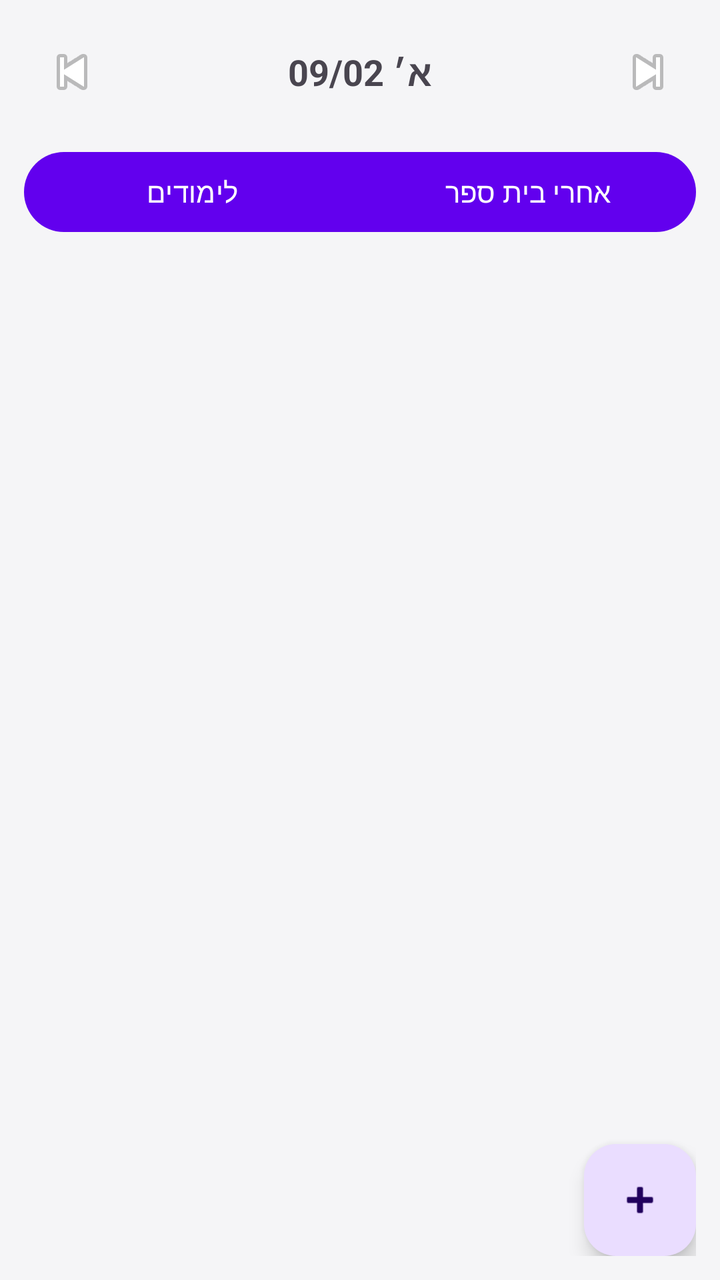
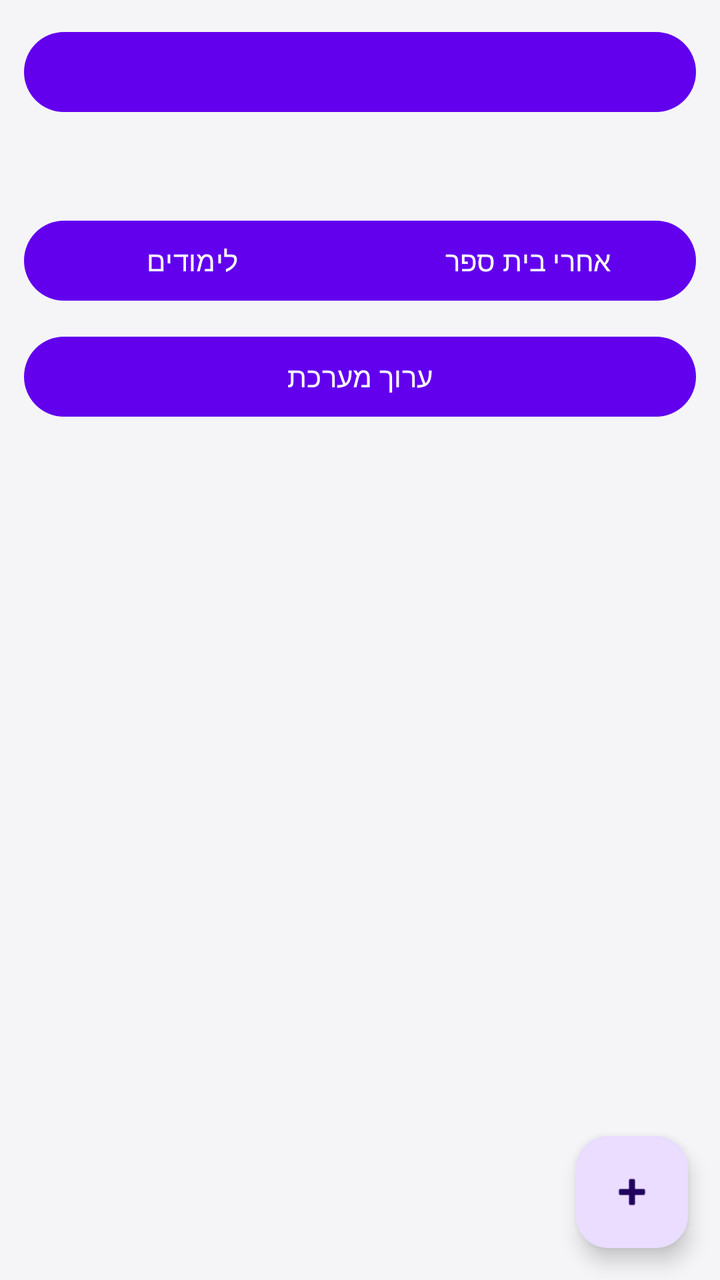

Before-and-after screenshots of an Android layout around one commit, followed by the original layout XML and the change that was made.
<!-- AndroidManifest.xml: application theme Theme.MyScheduleApp20 -->
<!-- res/layout/activity_weekly_schedule.xml -->
<?xml version="1.0" encoding="utf-8"?>
<LinearLayout xmlns:android="http://schemas.android.com/apk/res/android"
    xmlns:app="http://schemas.android.com/apk/res-auto"
    android:layout_width="match_parent"
    android:layout_height="match_parent"
    android:orientation="vertical"
    android:padding="12dp">

    
    <LinearLayout
        android:layout_width="match_parent"
        android:layout_height="wrap_content"
        android:orientation="horizontal"
        android:gravity="center_vertical">

        <ImageButton
            android:id="@+id/btnPrevDay"
            android:layout_width="48dp"
            android:layout_height="48dp"
            android:background="?attr/selectableItemBackgroundBorderless"
            android:contentDescription="Previous day"
            android:src="@android:drawable/ic_media_previous"/>

        <TextView
            android:id="@+id/tvDayTitle"
            android:layout_width="0dp"
            android:layout_height="wrap_content"
            android:layout_weight="1"
            android:gravity="center"
            android:text="א׳ 09/02"
            android:textSize="18sp"
            android:textStyle="bold" />

        <ImageButton
            android:id="@+id/btnNextDay"
            android:layout_width="48dp"
            android:layout_height="48dp"
            android:background="?attr/selectableItemBackgroundBorderless"
            android:contentDescription="Next day"
            android:src="@android:drawable/ic_media_next" />
    </LinearLayout>

    
    <com.google.android.material.button.MaterialButtonToggleGroup
        android:id="@+id/toggleGroup"
        android:layout_width="match_parent"
        android:layout_height="wrap_content"
        android:layout_marginTop="12dp"
        app:singleSelection="true"
        app:selectionRequired="true">

        <com.google.android.material.button.MaterialButton
            android:id="@+id/btnSchool"
            android:layout_width="0dp"
            android:layout_height="wrap_content"
            android:layout_weight="1"
            android:text="לימודים" />

        <com.google.android.material.button.MaterialButton
            android:id="@+id/btnAfterSchool"
            android:layout_width="0dp"
            android:layout_height="wrap_content"
            android:layout_weight="1"
            android:text="אחרי בית ספר" />
    </com.google.android.material.button.MaterialButtonToggleGroup>

    <TextView
        android:id="@+id/tvEmpty"
        android:layout_width="match_parent"
        android:layout_height="wrap_content"
        android:layout_marginTop="12dp"
        android:gravity="center"
        android:text="אין פריטים ליום הזה"
        android:visibility="gone" />

    <androidx.recyclerview.widget.RecyclerView
        android:id="@+id/rvWeekly"
        android:layout_width="match_parent"
        android:layout_height="0dp"
        android:layout_weight="1"
        android:layout_marginTop="12dp" />

    <com.google.android.material.floatingactionbutton.FloatingActionButton
        android:id="@+id/fabAddWeekly"
        android:layout_width="wrap_content"
        android:layout_height="wrap_content"
        android:layout_gravity="end"
        android:contentDescription="Add"
        app:srcCompat="@android:drawable/ic_input_add" />

</LinearLayout>
<!-- resources referenced by this layout -->
<resources>
  <style name="Theme.MyScheduleApp20" parent="Base.Theme.MyScheduleApp20" />
  <style name="Base.Theme.MyScheduleApp20" parent="Theme.Material3.DayNight.NoActionBar">
          <item name="colorPrimary">@color/purple_primary</item>
          <item name="colorOnPrimary">@color/on_primary</item>
          <item name="android:windowBackground">@color/background_light</item>
          <item name="android:statusBarColor">@color/purple_variant</item>
      </style>
  <color name="purple_primary">#6200EE</color>
  <color name="on_primary">#FFFFFF</color>
  <color name="background_light">#F5F5F7</color>
  <color name="purple_variant">#3700B3</color>
</resources>

<!-- the commit's change to res/layout/activity_weekly_schedule.xml (unified diff, before → after) -->
@@ -1,91 +1,141 @@
 <?xml version="1.0" encoding="utf-8"?>
-<LinearLayout xmlns:android="http://schemas.android.com/apk/res/android"
+<FrameLayout xmlns:android="http://schemas.android.com/apk/res/android"
     xmlns:app="http://schemas.android.com/apk/res-auto"
     android:layout_width="match_parent"
-    android:layout_height="match_parent"
-    android:orientation="vertical"
-    android:padding="12dp">
+    android:layout_height="match_parent">
 
-    
     <LinearLayout
         android:layout_width="match_parent"
-        android:layout_height="wrap_content"
-        android:orientation="horizontal"
-        android:gravity="center_vertical">
+        android:layout_height="match_parent"
+        android:orientation="vertical"
+        android:padding="12dp">
 
-        <ImageButton
-            android:id="@+id/btnPrevDay"
-            android:layout_width="48dp"
-            android:layout_height="48dp"
-            android:background="?attr/selectableItemBackgroundBorderless"
-            android:contentDescription="Previous day"
-            android:src="@android:drawable/ic_media_previous"/>
+        
+        <com.google.android.material.button.MaterialButtonToggleGroup
+            android:id="@+id/dayToggleGroup"
+            android:layout_width="match_parent"
+            android:layout_height="wrap_content"
+            app:singleSelection="true"
+            app:selectionRequired="true">
 
+            <com.google.android.material.button.MaterialButton
+                android:id="@+id/daySun"
+                android:layout_width="0dp"
+                android:layout_height="wrap_content"
+                android:layout_weight="1"
+                android:text="א׳" />
+
+            <com.google.android.material.button.MaterialButton
+                android:id="@+id/dayMon"
+                android:layout_width="0dp"
+                android:layout_height="wrap_content"
+                android:layout_weight="1"
+                android:text="ב׳" />
+
+            <com.google.android.material.button.MaterialButton
+                android:id="@+id/dayTue"
+                android:layout_width="0dp"
+                android:layout_height="wrap_content"
+                android:layout_weight="1"
+                android:text="ג׳" />
+
+            <com.google.android.material.button.MaterialButton
+                android:id="@+id/dayWed"
+                android:layout_width="0dp"
+                android:layout_height="wrap_content"
+                android:layout_weight="1"
+                android:text="ד׳" />
+
+            <com.google.android.material.button.MaterialButton
+                android:id="@+id/dayThu"
+                android:layout_width="0dp"
+                android:layout_height="wrap_content"
+                android:layout_weight="1"
+                android:text="ה׳" />
+
+            <com.google.android.material.button.MaterialButton
+                android:id="@+id/dayFri"
+                android:layout_width="0dp"
+                android:layout_height="wrap_content"
+                android:layout_weight="1"
+                android:text="ו׳" />
+
+            <com.google.android.material.button.MaterialButton
+                android:id="@+id/daySat"
+                android:layout_width="0dp"
+                android:layout_height="wrap_content"
+                android:layout_weight="1"
+                android:text="ש׳" />
+
+        </com.google.android.material.button.MaterialButtonToggleGroup>
+
+        
         <TextView
             android:id="@+id/tvDayTitle"
-            android:layout_width="0dp"
+            android:layout_width="match_parent"
             android:layout_height="wrap_content"
-            android:layout_weight="1"
+            android:layout_marginTop="10dp"
             android:gravity="center"
-            android:text="א׳ 09/02"
             android:textSize="18sp"
             android:textStyle="bold" />
 
-        <ImageButton
-            android:id="@+id/btnNextDay"
-            android:layout_width="48dp"
-            android:layout_height="48dp"
-            android:background="?attr/selectableItemBackgroundBorderless"
-            android:contentDescription="Next day"
-            android:src="@android:drawable/ic_media_next" />
-    </LinearLayout>
+        
+        <com.google.android.material.button.MaterialButtonToggleGroup
+            android:id="@+id/toggleGroup"
+            android:layout_width="match_parent"
+            android:layout_height="wrap_content"
+            android:layout_marginTop="12dp"
+            app:singleSelection="true"
+            app:selectionRequired="true">
 
-    
-    <com.google.android.material.button.MaterialButtonToggleGroup
-        android:id="@+id/toggleGroup"
-        android:layout_width="match_parent"
-        android:layout_height="wrap_content"
-        android:layout_marginTop="12dp"
-        app:singleSelection="true"
-        app:selectionRequired="true">
+            <com.google.android.material.button.MaterialButton
+                android:id="@+id/btnSchool"
+                android:layout_width="0dp"
+                android:layout_height="wrap_content"
+                android:layout_weight="1"
+                android:text="לימודים" />
+
+            <com.google.android.material.button.MaterialButton
+                android:id="@+id/btnAfterSchool"
+                android:layout_width="0dp"
+                android:layout_height="wrap_content"
+                android:layout_weight="1"
+                android:text="אחרי בית ספר" />
+
+        </com.google.android.material.button.MaterialButtonToggleGroup>
 
         <com.google.android.material.button.MaterialButton
-            android:id="@+id/btnSchool"
-            android:layout_width="0dp"
+            android:id="@+id/btnEditMode"
+            android:layout_width="match_parent"
             android:layout_height="wrap_content"
+            android:layout_marginTop="10dp"
+            android:text="ערוך מערכת" />
+
+        <TextView
+            android:id="@+id/tvEmpty"
+            android:layout_width="match_parent"
+            android:layout_height="wrap_content"
+            android:layout_marginTop="12dp"
+            android:gravity="center"
+            android:text="אין פריטים ליום הזה"
+            android:visibility="gone" />
+
+        <androidx.recyclerview.widget.RecyclerView
+            android:id="@+id/rvWeekly"
+            android:layout_width="match_parent"
+            android:layout_height="0dp"
             android:layout_weight="1"
-            android:text="לימודים" />
+            android:layout_marginTop="12dp" />
 
-        <com.google.android.material.button.MaterialButton
-            android:id="@+id/btnAfterSchool"
-            android:layout_width="0dp"
-            android:layout_height="wrap_content"
-            android:layout_weight="1"
-            android:text="אחרי בית ספר" />
-    </com.google.android.material.button.MaterialButtonToggleGroup>
-
-    <TextView
-        android:id="@+id/tvEmpty"
-        android:layout_width="match_parent"
-        android:layout_height="wrap_content"
-        android:layout_marginTop="12dp"
-        android:gravity="center"
-        android:text="אין פריטים ליום הזה"
-        android:visibility="gone" />
-
-    <androidx.recyclerview.widget.RecyclerView
-        android:id="@+id/rvWeekly"
-        android:layout_width="match_parent"
-        android:layout_height="0dp"
-        android:layout_weight="1"
-        android:layout_marginTop="12dp" />
+    </LinearLayout>
 
     <com.google.android.material.floatingactionbutton.FloatingActionButton
         android:id="@+id/fabAddWeekly"
         android:layout_width="wrap_content"
         android:layout_height="wrap_content"
-        android:layout_gravity="end"
-        android:contentDescription="Add"
+        android:layout_gravity="bottom|end"
+        android:layout_margin="16dp"
+        android:contentDescription="הוסף פריט"
         app:srcCompat="@android:drawable/ic_input_add" />
 
-</LinearLayout>
+</FrameLayout>
